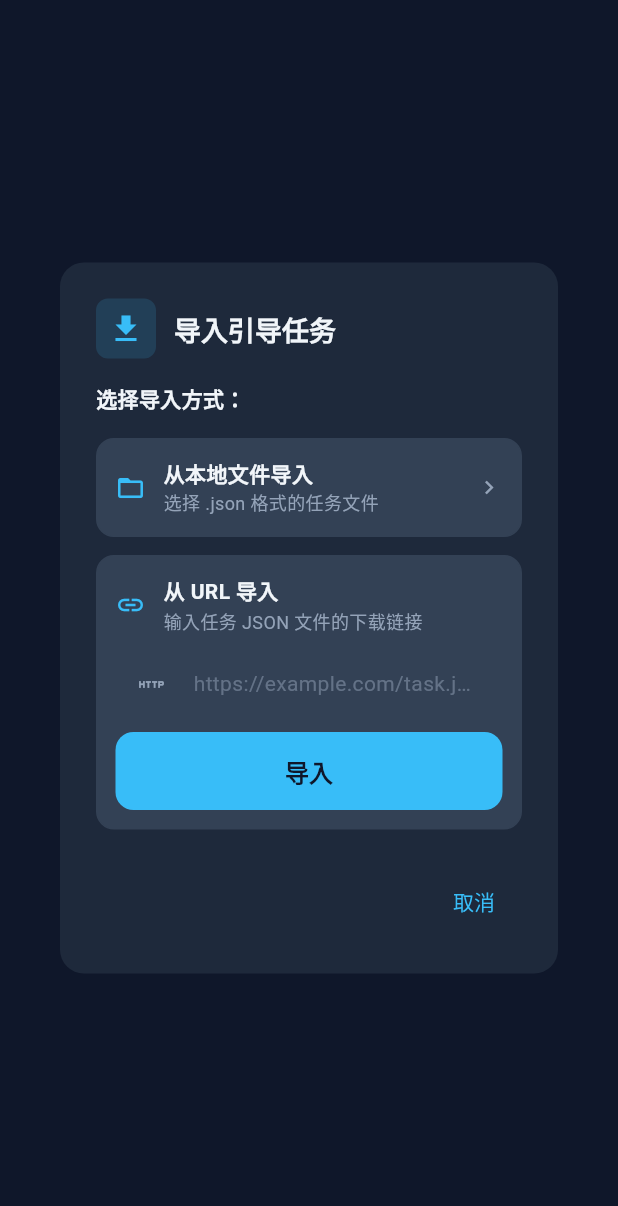
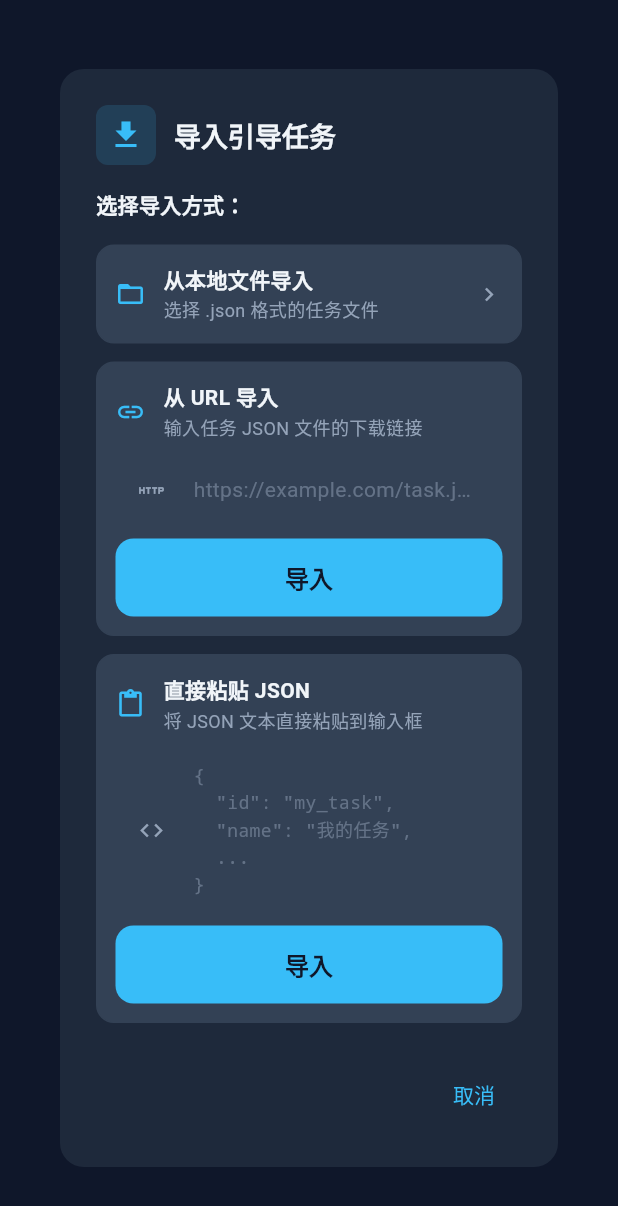
Before and after one commit to weijia/webguide, a Flutter app: the _ImportTaskDialog widget shown alone on an empty page, opened directly, on a phone screen of 412 x 824 dp. Shown: the top 1206 px of the screen. Run offline on Flutter 3.47's test engine with Material 3 defaults, Android fonts, the phone set to English and light mode, and no system bars; our stand-ins replace dio, file_picker, flutter_riverpod, go_router, hive, hive_flutter and 1 more; accounts and stored records are empty; network calls fail.

Commit message:
feat: support importing guide task by pasting JSON text
- Add '直接粘贴 JSON' option to import dialog
- Add multiline TextField with monospace font for JSON input
- Add TaskRepository.importTaskFromJsonString() method
- Add TaskListNotifier.importFromJsonString() provider method
- Validate and parse pasted JSON, save to cache on success
- Show error feedback for invalid JSON or missing required fields

```diff
--- a/lib/data/repositories/task_repository.dart
+++ b/lib/data/repositories/task_repository.dart
@@ -257,6 +257,29 @@ class TaskRepository {
     }
   }
 
+  /// 从 JSON 字符串导入任务
+  /// [jsonString] 任务 JSON 文本
+  Future<GuideTask> importTaskFromJsonString(String jsonString) async {
+    try {
+      final Map<String, dynamic> jsonMap = jsonDecode(jsonString);
+
+      // 验证必要字段
+      _validateTaskJson(jsonMap);
+
+      final task = GuideTask.fromJson(jsonMap);
+
+      // 保存到缓存
+      await _saveImportedTask(task);
+
+      return task;
+    } on FormatException catch (e) {
+      throw TaskImportException('JSON 格式错误: ${e.message}');
+    } catch (e) {
+      if (e is TaskImportException) rethrow;
+      throw TaskImportException('导入失败: ${e.toString()}');
+    }
+  }
+
   /// 保存导入的任务到本地缓存
   Future<void> _saveImportedTask(GuideTask task) async {
     // 获取现有缓存
--- a/lib/presentation/pages/home_page.dart
+++ b/lib/presentation/pages/home_page.dart
@@ -305,12 +305,14 @@ class _ImportTaskDialog extends ConsumerStatefulWidget {
 
 class _ImportTaskDialogState extends ConsumerState<_ImportTaskDialog> {
   final _urlController = TextEditingController();
+  final _jsonController = TextEditingController();
   bool _isLoading = false;
   String? _error;
 
   @override
   void dispose() {
     _urlController.dispose();
+    _jsonController.dispose();
     super.dispose();
   }
 
@@ -360,7 +362,7 @@ class _ImportTaskDialogState extends ConsumerState<_ImportTaskDialog> {
               icon: Icons.link,
               title: '从 URL 导入',
               subtitle: '输入任务 JSON 文件的下载链接',
-              onTap: null, // 点击展开 URL 输入
+              onTap: null,
               child: Column(
                 crossAxisAlignment: CrossAxisAlignment.start,
                 children: [
@@ -389,6 +391,68 @@ class _ImportTaskDialogState extends ConsumerState<_ImportTaskDialog> {
                     width: double.infinity,
                     child: ElevatedButton(
                       onPressed: _isLoading ? null : _importFromUrl,
+                      style: ElevatedButton.styleFrom(
+                        backgroundColor: AppTheme.primaryColor,
+                        foregroundColor: const Color(0xFF0f172a),
+                      ),
+                      child: _isLoading
+                          ? const SizedBox(
+                              width: 16,
+                              height: 16,
+                              child: CircularProgressIndicator(strokeWidth: 2),
+                            )
+                          : const Text('导入'),
+                    ),
+                  ),
+                ],
+              ),
+            ),
+
+            const SizedBox(height: 12),
+
+            // 直接粘贴 JSON
+            _buildImportOption(
+              icon: Icons.content_paste,
+              title: '直接粘贴 JSON',
+              subtitle: '将 JSON 文本直接粘贴到输入框',
+              onTap: null,
+              child: Column(
+                crossAxisAlignment: CrossAxisAlignment.start,
+                children: [
+                  const SizedBox(height: 8),
+                  TextField(
+                    controller: _jsonController,
+                    style: Theme.of(context).textTheme.bodyMedium?.copyWith(
+                          fontFamily: 'monospace',
+                          fontSize: 12,
+                        ),
+                    decoration: InputDecoration(
+                      hintText: '{\n  "id": "my_task",\n  "name": "我的任务",\n  ...\n}',
+                      hintStyle: TextStyle(
+                        color: AppTheme.textSecondaryColor.withOpacity(0.5),
+                        fontFamily: 'monospace',
+                        fontSize: 12,
+                      ),
+                      prefixIcon: const Icon(Icons.code, size: 18),
+                      isDense: true,
+                      contentPadding: const EdgeInsets.symmetric(horizontal: 12, vertical: 10),
+                    ),
+                    keyboardType: TextInputType.multiline,
+                    maxLines: 6,
+                    minLines: 3,
+                  ),
+                  if (_error != null) ...[
+                    const SizedBox(height: 8),
+                    Text(
+                      _error!,
+                      style: const TextStyle(color: AppTheme.errorColor, fontSize: 12),
+                    ),
+                  ],
+                  const SizedBox(height: 8),
+                  SizedBox(
+                    width: double.infinity,
+                    child: ElevatedButton(
+                      onPressed: _isLoading ? null : _importFromJsonString,
                       style: ElevatedButton.styleFrom(
                         backgroundColor: AppTheme.primaryColor,
                         foregroundColor: const Color(0xFF0f172a),
@@ -556,4 +620,44 @@ class _ImportTaskDialogState extends ConsumerState<_ImportTaskDialog> {
       );
     }
   }
+
+  /// 从粘贴的 JSON 文本导入
+  Future<void> _importFromJsonString() async {
+    final jsonString = _jsonController.text.trim();
+    if (jsonString.isEmpty) {
+      setState(() {
+        _error = '请粘贴 JSON 内容';
+      });
+      return;
+    }
+
+    setState(() {
+      _isLoading = true;
+      _error = null;
+    });
+
+    final result = await ref.read(taskListProvider.notifier).importFromJsonString(jsonString);
+
+    setState(() {
+      _isLoading = false;
+    });
+
+    if (result.startsWith('导入失败')) {
+      setState(() {
+        _error = result;
+      });
+      return;
+    }
+
+    // 导入成功
+    if (mounted) {
+      Navigator.pop(context);
+      ScaffoldMessenger.of(context).showSnackBar(
+        SnackBar(
+          content: Text('成功导入任务: $result'),
+          backgroundColor: AppTheme.successColor,
+        ),
+      );
+    }
+  }
 }
--- a/lib/presentation/providers/task_provider.dart
+++ b/lib/presentation/providers/task_provider.dart
@@ -180,6 +180,21 @@ class TaskListNotifier extends StateNotifier<TaskListState> {
   Future<String?> importFromUrl(String url) async {
     try {
       final task = await _repository.importTaskFromUrl(url);
+
+      // 刷新列表以显示新导入的任务
+      await loadTasks(forceRefresh: true);
+      return task.name;
+    } on TaskImportException catch (e) {
+      return '导入失败: ${e.message}';
+    } catch (e) {
+      return '导入失败: ${e.toString()}';
+    }
+  }
+
+  /// 从 JSON 字符串导入任务
+  Future<String?> importFromJsonString(String jsonString) async {
+    try {
+      final task = await _repository.importTaskFromJsonString(jsonString);
 
       // 刷新列表以显示新导入的任务
       await loadTasks(forceRefresh: true);
```
